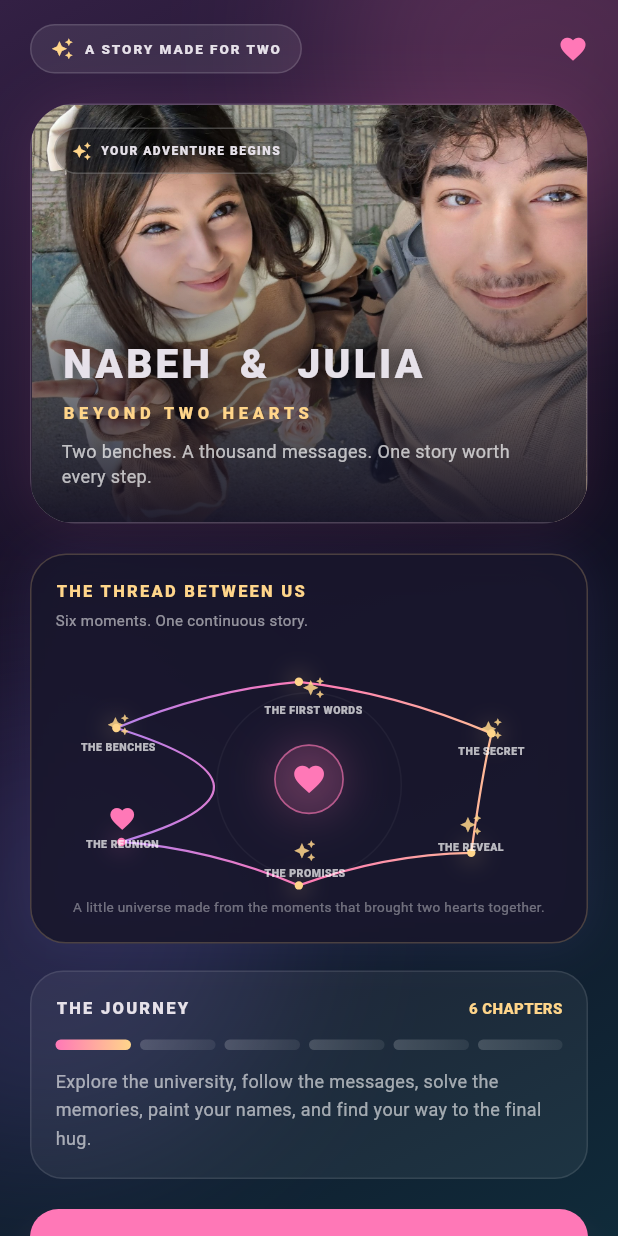
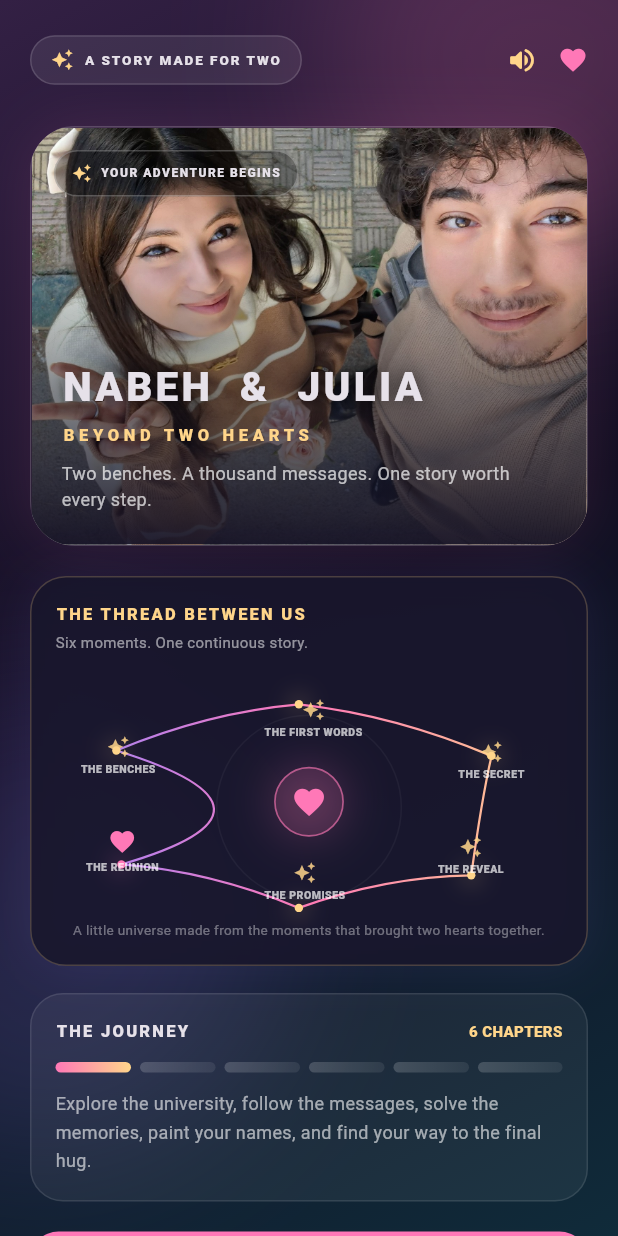
Before and after one commit to nabehkallash-blip/nabeh-and-julia-beyond-two-hearts, a Flutter app: the screen it shows after launch, on a phone screen of 412 x 824 dp. Run offline on Flutter 3.47's test engine with Material 3 defaults, Android fonts, the phone set to English and light mode, and no system bars; our stand-ins replace audioplayers.

Commit message:
Add music toggle to home screen

```diff
--- a/lib/screens/home_screen.dart
+++ b/lib/screens/home_screen.dart
@@ -1,6 +1,7 @@
 import 'dart:math' as math;
 import 'package:flutter/material.dart';
 import '../theme/app_theme.dart';
+import '../music/music_controller.dart';
 import 'game_screen.dart';
 
 class HomeScreen extends StatelessWidget {
@@ -23,7 +24,11 @@ class HomeScreen extends StatelessWidget {
                 border:Border.all(color:Colors.white.withOpacity(.14))),
               child:const Row(children:[Icon(Icons.auto_awesome,color:AppTheme.gold,size:15),SizedBox(width:7),
                 Text('A STORY MADE FOR TWO',style:TextStyle(fontSize:9,letterSpacing:1.3,fontWeight:FontWeight.w800))])),
-            const Spacer(),const Icon(Icons.favorite,color:AppTheme.pink,size:20),
+            const Spacer(),
+            ValueListenableBuilder<bool>(valueListenable:MusicController.enabled,builder:(context,on,_)=>IconButton(
+              tooltip:on?'Mute music':'Play music',onPressed:MusicController.toggle,
+              icon:Icon(on?Icons.volume_up_rounded:Icons.volume_off_rounded,color:AppTheme.gold,size:21))),
+            const Icon(Icons.favorite,color:AppTheme.pink,size:20),
           ]),
           const SizedBox(height:20),
           Container(height:280,clipBehavior:Clip.antiAlias,
```
